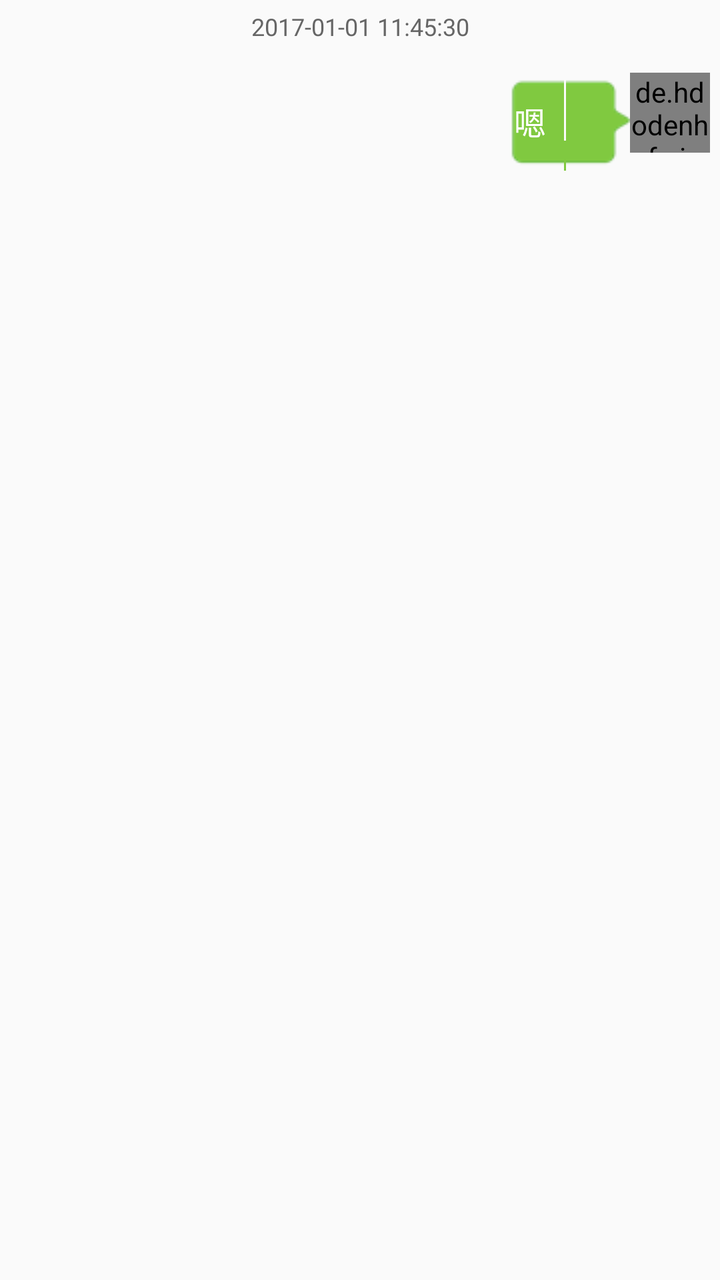
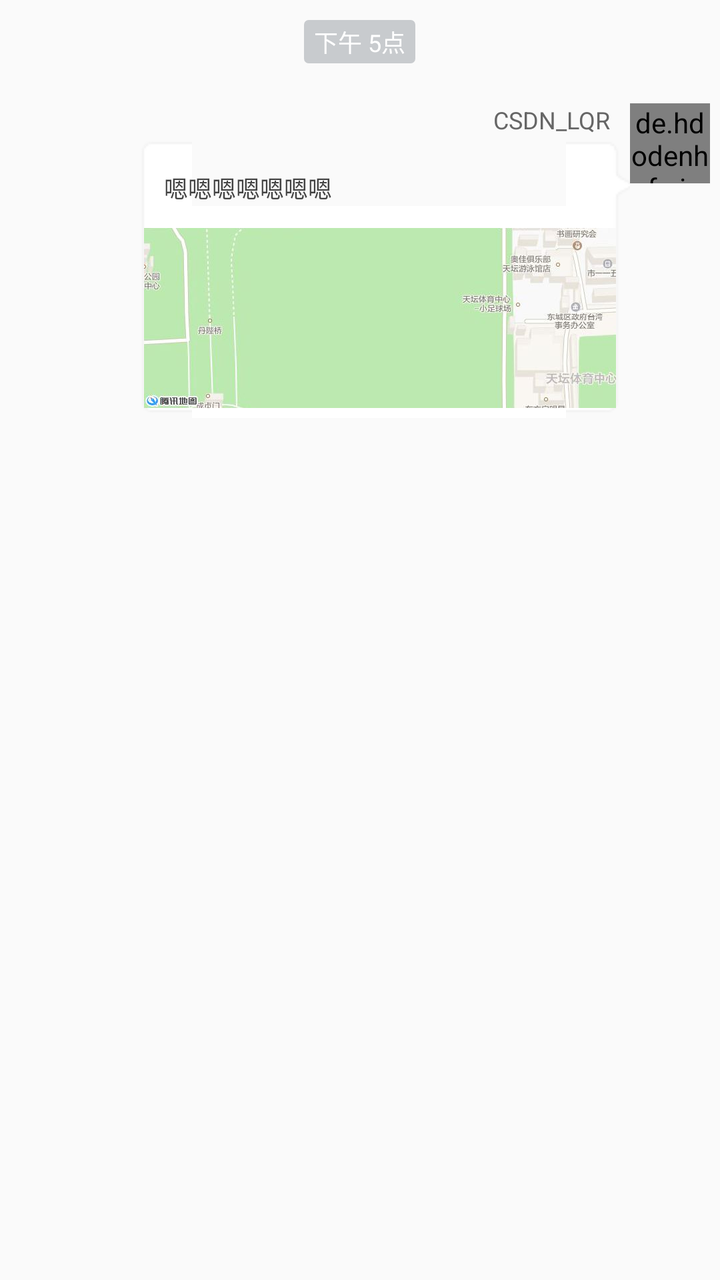

Screens rendered from an Android XML layout before and after an edit, with the pre-edit source and the edit as a unified diff.
<!-- AndroidManifest.xml: application theme AppTheme -->
<!-- res/layout/item_location_send.xml -->
<?xml version="1.0" encoding="utf-8"?>
<LinearLayout xmlns:android="http://schemas.android.com/apk/res/android"
    xmlns:app="http://schemas.android.com/apk/res-auto"
    android:layout_width="match_parent"
    android:layout_height="match_parent"
    android:orientation="vertical" >

    

    <TextView
        android:id="@+id/tvTime"
        android:layout_width="match_parent"
        android:layout_height="wrap_content"
        android:gravity="center"
        android:padding="5dp"
        android:text="2017-01-01 11:45:30"
        android:textColor="#666666"
        android:textSize="12sp" />

    <LinearLayout
        android:layout_width="wrap_content"
        android:layout_height="wrap_content"
        android:layout_gravity="right"
        android:gravity="right"
        android:orientation="horizontal"
        android:paddingBottom="20dp"
        android:paddingLeft="5dp"
        android:paddingRight="5dp"
        android:paddingTop="10dp" >

        

        <LinearLayout
            android:id="@+id/llError"
            android:layout_width="wrap_content"
            android:layout_height="wrap_content"
            android:layout_gravity="center"
            android:visibility="gone" >

            <TextView
                android:id="@+id/tvRetry"
                android:layout_width="wrap_content"
                android:layout_height="wrap_content"
                android:layout_gravity="center"
                android:text="重试" 
                android:visibility="gone"
                />

            <de.hdodenhof.circleimageview.CircleImageView
                android:id="@+id/ivError"
                android:layout_width="20dp"
                android:layout_height="20dp"
                android:layout_gravity="center"
                android:layout_margin="5dp"
                android:src="@mipmap/img_error" />
        </LinearLayout>

        <ProgressBar
            android:id="@+id/pbSending"
            style="?android:attr/progressBarStyleSmall"
            android:layout_width="20dp"
            android:layout_height="20dp"
            android:layout_gravity="center"
            android:visibility="gone"
            android:layout_margin="5dp" />

        <TextView
            android:id="@+id/tvText"
            android:layout_width="wrap_content"
            android:layout_height="wrap_content"
            android:autoLink="phone|email|map|web"
            android:background="@drawable/img_bubble_send"
            android:gravity="left|center_vertical"
            android:linksClickable="true"
            android:maxWidth="240dp"
            android:minHeight="40dp"
            android:paddingTop="12dp"
            android:paddingBottom="12dp"
            android:paddingLeft="8dp"
            android:paddingRight="11dp"
            android:text="嗯"
            android:textColor="#ffff"
            android:textColorLink="#3655bf"
            android:textSize="16sp" />

        <TextView
            android:id="@+id/tvName"
            android:layout_width="wrap_content"
            android:layout_height="wrap_content"
            android:text="CSDN_LQR："
            android:textColor="#666666"
            android:textSize="12sp"
            android:visibility="gone" />

        

        <de.hdodenhof.circleimageview.CircleImageView
            android:id="@+id/ivAvatar"
            android:layout_width="40dp"
            android:layout_height="40dp"
            android:focusable="false"
            android:focusableInTouchMode="false"
            android:src="@mipmap/default_header" />
    </LinearLayout>

</LinearLayout>
<!-- resources referenced by this layout -->
<resources>
  <!-- drawable img_bubble_send: png bitmap (drawable, 777 bytes) -->
  <!-- mipmap default_header: jpg bitmap (mipmap-hdpi, 49500 bytes) -->
  <!-- mipmap img_error: png bitmap (mipmap-hdpi, 820 bytes) -->
  <style name="AppTheme" parent="Theme.AppCompat.Light">
          
          <item name="colorPrimary">@color/colorPrimary</item>
          <item name="colorPrimaryDark">@color/colorPrimarydark</item>
          <item name="colorAccent">@color/coloraccent</item>
          
          <item name="windowNoTitle">true</item>
          <item name="windowActionBar">false</item>
          
          <item name="android:windowAnimationStyle">@style/activityAnimation</item>
      </style>
  <color name="colorPrimary">#393A3F</color>
  <color name="colorPrimarydark">#303135</color>
  <color name="coloraccent">#7e7e7e</color>
  <style name="activityAnimation" parent="@android:style/Animation">
          <item name="android:activityOpenEnterAnimation">@anim/slide_right_in</item>
          <item name="android:activityOpenExitAnimation">@anim/slide_left_out</item>
          <item name="android:activityCloseEnterAnimation">@anim/slide_left_in</item>
          <item name="android:activityCloseExitAnimation">@anim/slide_right_out</item>
      </style>
</resources>

<!-- the commit's change to res/layout/item_location_send.xml (unified diff, before → after) -->
@@ -1,21 +1,27 @@
 <?xml version="1.0" encoding="utf-8"?>
 <LinearLayout xmlns:android="http://schemas.android.com/apk/res/android"
-    xmlns:app="http://schemas.android.com/apk/res-auto"
-    android:layout_width="match_parent"
-    android:layout_height="match_parent"
-    android:orientation="vertical" >
+              xmlns:app="http://schemas.android.com/apk/res-auto"
+              android:layout_width="match_parent"
+              android:layout_height="match_parent"
+              android:orientation="vertical">
 
     
 
     <TextView
         android:id="@+id/tvTime"
-        android:layout_width="match_parent"
+        android:layout_width="wrap_content"
         android:layout_height="wrap_content"
+        android:layout_gravity="center_horizontal"
+        android:layout_margin="10dp"
+        android:background="@drawable/shape_notification_bg"
         android:gravity="center"
-        android:padding="5dp"
-        android:text="2017-01-01 11:45:30"
-        android:textColor="#666666"
-        android:textSize="12sp" />
+        android:paddingBottom="2dp"
+        android:paddingLeft="5dp"
+        android:paddingRight="5dp"
+        android:paddingTop="2dp"
+        android:text="下午 5点"
+        android:textColor="#fff"
+        android:textSize="12sp"/>
 
     <LinearLayout
         android:layout_width="wrap_content"
@@ -26,7 +32,7 @@
         android:paddingBottom="20dp"
         android:paddingLeft="5dp"
         android:paddingRight="5dp"
-        android:paddingTop="10dp" >
+        android:paddingTop="10dp">
 
         
 
@@ -35,14 +41,14 @@
             android:layout_width="wrap_content"
             android:layout_height="wrap_content"
             android:layout_gravity="center"
-            android:visibility="gone" >
+            android:visibility="gone">
 
             <TextView
                 android:id="@+id/tvRetry"
                 android:layout_width="wrap_content"
                 android:layout_height="wrap_content"
                 android:layout_gravity="center"
-                android:text="重试" 
+                android:text="重试"
                 android:visibility="gone"
                 />
 
@@ -52,7 +58,7 @@
                 android:layout_height="20dp"
                 android:layout_gravity="center"
                 android:layout_margin="5dp"
-                android:src="@mipmap/img_error" />
+                android:src="@mipmap/img_error"/>
         </LinearLayout>
 
         <ProgressBar
@@ -61,37 +67,55 @@
             android:layout_width="20dp"
             android:layout_height="20dp"
             android:layout_gravity="center"
-            android:visibility="gone"
-            android:layout_margin="5dp" />
+            android:layout_margin="5dp"
+            android:visibility="gone"/>
 
-        <TextView
-            android:id="@+id/tvText"
+        <LinearLayout
             android:layout_width="wrap_content"
             android:layout_height="wrap_content"
-            android:autoLink="phone|email|map|web"
-            android:background="@drawable/img_bubble_send"
-            android:gravity="left|center_vertical"
-            android:linksClickable="true"
-            android:maxWidth="240dp"
-            android:minHeight="40dp"
-            android:paddingTop="12dp"
-            android:paddingBottom="12dp"
-            android:paddingLeft="8dp"
-            android:paddingRight="11dp"
-            android:text="嗯"
-            android:textColor="#ffff"
-            android:textColorLink="#3655bf"
-            android:textSize="16sp" />
+            android:orientation="vertical">
 
-        <TextView
-            android:id="@+id/tvName"
-            android:layout_width="wrap_content"
-            android:layout_height="wrap_content"
-            android:text="CSDN_LQR："
-            android:textColor="#666666"
-            android:textSize="12sp"
-            android:visibility="gone" />
+            <TextView
+                android:id="@+id/tvName"
+                android:layout_width="wrap_content"
+                android:layout_height="wrap_content"
+                android:layout_gravity="right"
+                android:layout_marginRight="10dp"
+                android:text="CSDN_LQR"
+                android:textColor="#666666"
+                android:textSize="12sp"
+                android:visibility="visible"/>
 
+            <LinearLayout
+                android:layout_width="250dp"
+                android:layout_height="wrap_content"
+                android:background="@drawable/img_location_send"
+                android:orientation="vertical">
+
+                <TextView
+                    android:id="@+id/tvTitle"
+                    android:layout_width="match_parent"
+                    android:layout_height="wrap_content"
+                    android:ellipsize="end"
+                    android:gravity="left|center_vertical"
+                    android:maxWidth="240dp"
+                    android:minHeight="40dp"
+                    android:paddingLeft="10dp"
+                    android:paddingRight="10dp"
+                    android:text="嗯嗯嗯嗯嗯嗯嗯"
+                    android:textColor="#444444"
+                    android:textColorLink="#666666"
+                    android:textSize="12sp"/>
+
+                <ImageView
+                    android:id="@+id/ivLocation"
+                    android:layout_width="wrap_content"
+                    android:layout_height="90dp"
+                    android:maxWidth="240dp"
+                    android:scaleType="fitXY"
+                    android:src="@mipmap/default_location"/>
+            </LinearLayout>
+        </LinearLayout>
         
 
         <de.hdodenhof.circleimageview.CircleImageView
@@ -100,7 +124,7 @@
             android:layout_height="40dp"
             android:focusable="false"
             android:focusableInTouchMode="false"
-            android:src="@mipmap/default_header" />
+            android:src="@mipmap/default_header"/>
     </LinearLayout>
 
 </LinearLayout>
<!-- resource entries referenced after the edit -->
@@ -1,22 +1,29 @@
 <!-- resources referenced by this layout -->
 <resources>
-  <!-- drawable img_bubble_send: png bitmap (drawable, 777 bytes) -->
+  <!-- drawable img_location_send: png bitmap (drawable, 428 bytes) -->
+  <!-- drawable shape_notification_bg (drawable) -->
+  <?xml version="1.0" encoding="UTF-8"?>
+  <shape xmlns:android="http://schemas.android.com/apk/res/android">
+      <solid android:color="#C8CBCE" />
+      <corners android:radius="2dip"/>
+      <stroke
+          android:width="0.5dip"
+          android:color="#C8CBCE" />
+  </shape>
   <!-- mipmap default_header: jpg bitmap (mipmap-hdpi, 49500 bytes) -->
+  <!-- mipmap default_location: png bitmap (mipmap-hdpi, 15815 bytes) -->
   <!-- mipmap img_error: png bitmap (mipmap-hdpi, 820 bytes) -->
-  <style name="AppTheme" parent="Theme.AppCompat.Light">
+  <style name="AppTheme" parent="Theme.AppCompat.Light.NoActionBar">
           
           <item name="colorPrimary">@color/colorPrimary</item>
-          <item name="colorPrimaryDark">@color/colorPrimarydark</item>
-          <item name="colorAccent">@color/coloraccent</item>
-          
-          <item name="windowNoTitle">true</item>
-          <item name="windowActionBar">false</item>
+          <item name="colorPrimaryDark">@color/colorPrimaryDark</item>
+          <item name="colorAccent">@color/colorAccent</item>
           
           <item name="android:windowAnimationStyle">@style/activityAnimation</item>
       </style>
   <color name="colorPrimary">#393A3F</color>
-  <color name="colorPrimarydark">#303135</color>
-  <color name="coloraccent">#7e7e7e</color>
+  <color name="colorPrimaryDark">#303135</color>
+  <color name="colorAccent">#7e7e7e</color>
   <style name="activityAnimation" parent="@android:style/Animation">
           <item name="android:activityOpenEnterAnimation">@anim/slide_right_in</item>
           <item name="android:activityOpenExitAnimation">@anim/slide_left_out</item>
